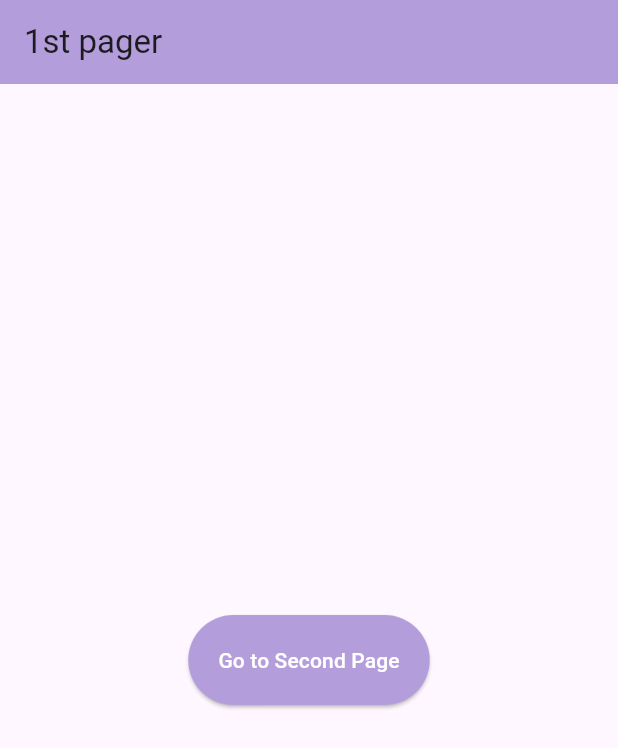
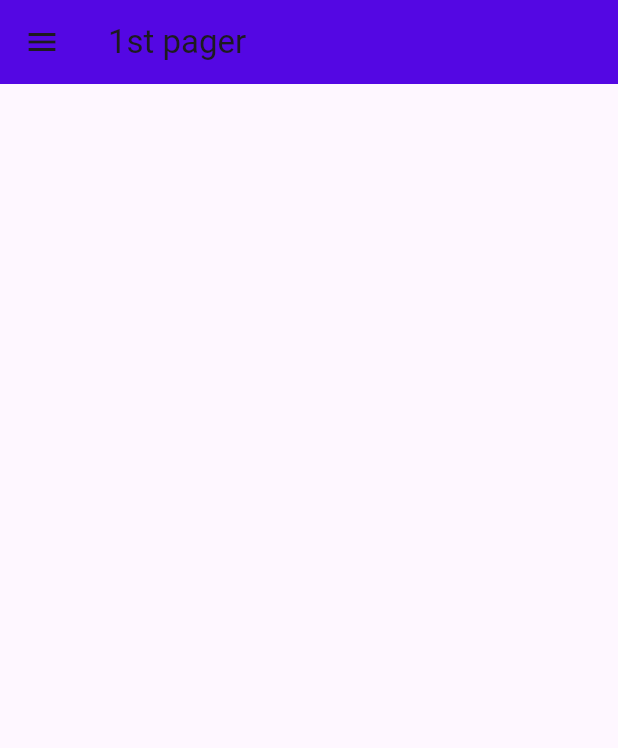
Before and after one commit to Hardelzs/flutter_application_1, a Flutter app: the screen it shows after launch, on a phone screen of 412 x 824 dp. Shown: the top 748 px of the screen. Run offline on Flutter 3.47's test engine with Material 3 defaults, Android fonts, the phone set to English and light mode, and no system bars.

Commit message:
Refactor Firtspage and main.dart to enhance navigation and UI structure

```diff
--- a/lib/Pages/firtspage.dart
+++ b/lib/Pages/firtspage.dart
@@ -9,29 +9,35 @@ class Firtspage extends StatelessWidget {
     return Scaffold(
       appBar: AppBar(
         title: Text("1st pager"),
-        backgroundColor: Colors.deepPurple[200],
+        backgroundColor: const Color.fromARGB(255, 84, 7, 227),
         elevation: 0,
         ),
+        drawer: Drawer(
+          backgroundColor: Colors.deepPurple[100],
+          child: Column(
+            children: [
+              DrawerHeader(
+                child: Icon(
+                  Icons.favorite,
+                  size: 48,
+                ),
+              ),
 
-      body: Center(
-        child: ElevatedButton(
-          style: ElevatedButton.styleFrom(
-            backgroundColor: Colors.deepPurple[200],
-            foregroundColor: Colors.white,
-            padding: EdgeInsets.all(20),
+              // home page list title
+              ListTile(
+                leading: Icon(Icons.home),
+                title: Text("H O M E"),
+              ),
+
+
+              // settings list title
+                  ListTile(
+                leading: Icon(Icons.settings),
+                title: Text("S E T T I N G S"),
+              )
+            ],
           ),
-          child: Text("Go to Second Page"),
-          onPressed: () {
-            // navigate to the second page
-            Navigator.push(
-              context,
-              MaterialPageRoute(
-                builder: (context) => Secondpage()
-                )
-            );
-          },
         ),
-      ),
     );
   }
 }
--- a/lib/main.dart
+++ b/lib/main.dart
@@ -1,5 +1,6 @@
 import 'package:flutter/material.dart';
 import 'package:flutter_application_1/Pages/firtspage.dart';
+import 'package:flutter_application_1/Pages/secondpage.dart';
 
 void main() {
   runApp(MyApp());
@@ -17,6 +18,10 @@ class MyApp extends StatelessWidget {
     return MaterialApp(
       debugShowCheckedModeBanner: false,
       home: Firtspage(),
+      routes: {
+        '/firstpage': (context) => Firtspage(),
+        '/secondpage': (context) => Secondpage(),
+      },
     );
   }
 }
```
